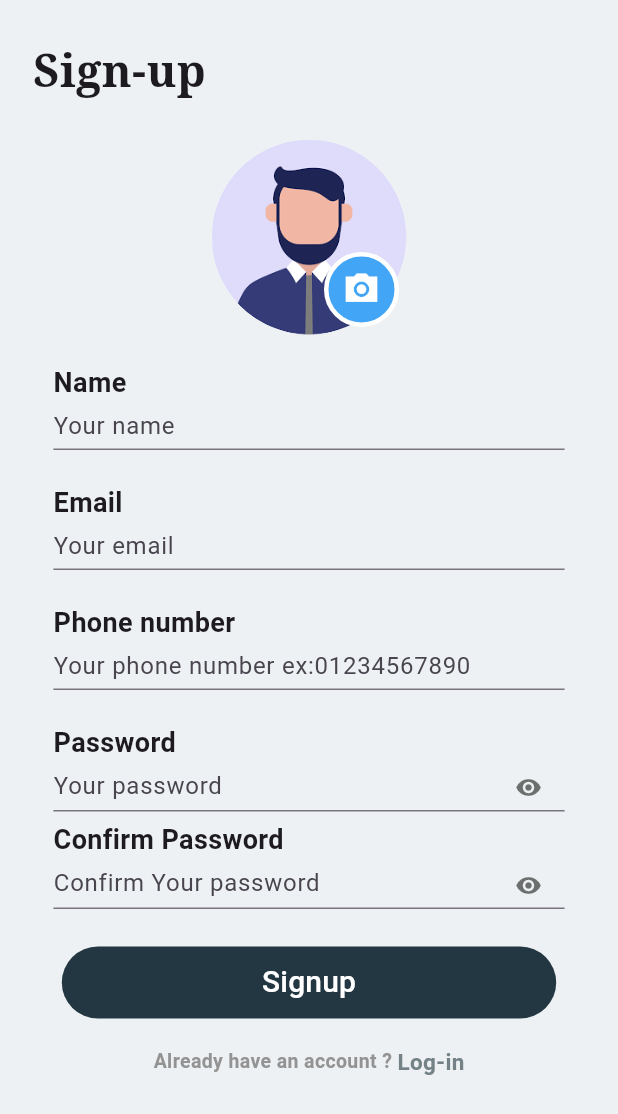
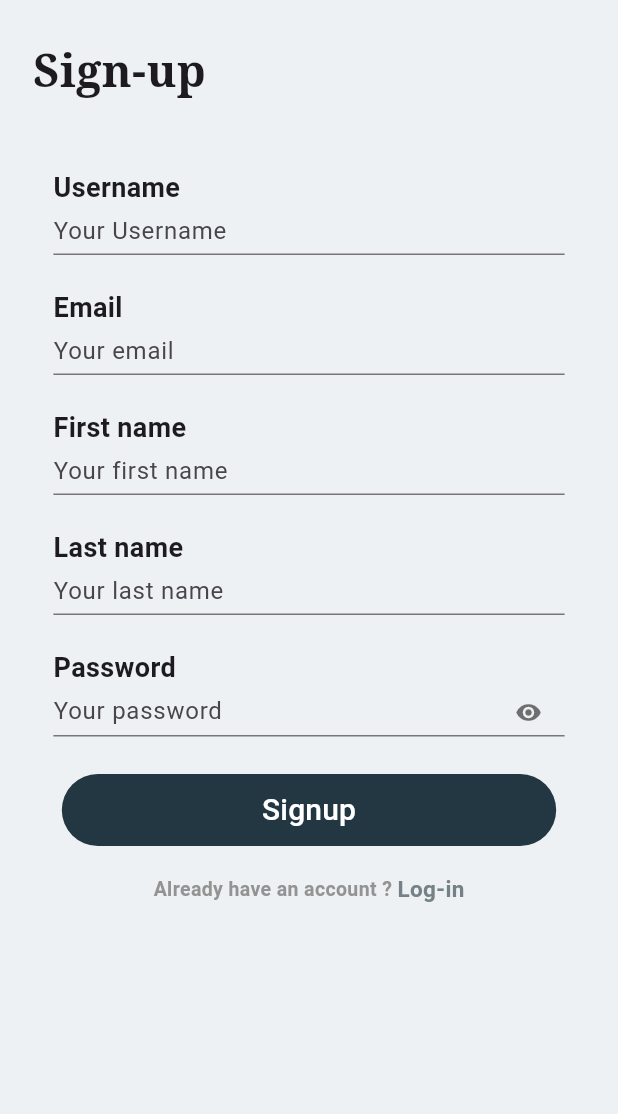
Before and after one commit to Benbakreti0Amine/flutter_api_cubit, a Flutter app: the SignUpScreen screen opened directly, on a phone screen of 412 x 824 dp. Shown: the top 1114 px of the screen. Run offline on Flutter 3.47's test engine with Material 3 defaults, Android fonts, the phone set to English and light mode, and no system bars; our stand-ins replace dio, flutter_bloc, image_picker, jwt_decoder, shared_preferences; accounts and stored records are empty.

```diff
--- a/lib/core/api/end_ponits.dart
+++ b/lib/core/api/end_ponits.dart
@@ -1,7 +1,7 @@
 class EndPoint {
-  static String baseUrl = "https://food-api-omega.vercel.app/api/v1/";
-  static String signIn = "user/signin";
-  static String signUp = "user/signup";
+  static String baseUrl = "http://127.0.0.1:8000/";
+  static String signIn = "users/login/";
+  static String signUp = "users/createuser/";
   static String getUser(dynamic id){
     return "user/get-user/$id";
   }
@@ -9,15 +9,15 @@ class EndPoint {
 
 class ApiKey {
   static String status = "status";
-  static String errorMessage = "ErrorMessage";
+  static String errorMessage = "errorMessage";
   static String email = "email";
   static String password = "password";
   static String token = "token";
   static String id = "id";
   static String message = "message";
-  static String name = "name";
-  static String phone = "phone";
-  static String confirmpass = "confirmPassword";
+  static String name = "username";
+  static String firstname = "first_name";
+  static String lastname = "last_name";
   static String location = "location";
   static String pic = "profilePic";
 }
--- a/lib/core/errors/error_model.dart
+++ b/lib/core/errors/error_model.dart
@@ -1,4 +1,3 @@
-import 'package:happy_tech_mastering_api_with_flutter/core/api/end_ponits.dart';
 
 class ErrorModel {
   final int status;
@@ -7,8 +6,8 @@ class ErrorModel {
   ErrorModel({required this.status, required this.errorMessage});
   factory ErrorModel.fromJson(Map<String, dynamic> jsonData) {
     return ErrorModel(
-      status: jsonData[ApiKey.status],
-      errorMessage: jsonData[ApiKey.errorMessage],
+      status: jsonData["status"],
+      errorMessage: jsonData["errorMessage"],
     );
   }
 }
--- a/lib/cubit/user_cubit.dart
+++ b/lib/cubit/user_cubit.dart
@@ -1,16 +1,17 @@
 import 'package:flutter/material.dart';
 import 'package:flutter_bloc/flutter_bloc.dart';
-import 'package:happy_tech_mastering_api_with_flutter/cache/cachehelper.dart';
-import 'package:happy_tech_mastering_api_with_flutter/core/api/api_consumer.dart';
-import 'package:happy_tech_mastering_api_with_flutter/core/api/end_ponits.dart';
-import 'package:happy_tech_mastering_api_with_flutter/core/errors/exceptions.dart';
-import 'package:happy_tech_mastering_api_with_flutter/cubit/user_state.dart';
-import 'package:happy_tech_mastering_api_with_flutter/models/get_user_model.dart';
-import 'package:happy_tech_mastering_api_with_flutter/models/user_signin_model.dart';
+
 import 'package:image_picker/image_picker.dart';
 import 'package:jwt_decoder/jwt_decoder.dart';
 
+import '../cache/cachehelper.dart';
+import '../core/api/api_consumer.dart';
+import '../core/api/end_ponits.dart';
+import '../core/errors/exceptions.dart';
+import '../models/get_user_model.dart';
+import '../models/user_signin_model.dart';
 import '../models/user_signup_model.dart';
+import 'user_state.dart';
 
 class UserCubit extends Cubit<UserState> {
   UserCubit(this.api) : super(UserInitial());
@@ -27,15 +28,16 @@ class UserCubit extends Cubit<UserState> {
   XFile? profilePic;
   //Sign up name
   TextEditingController signUpName = TextEditingController();
-  //Sign up phone number
-  TextEditingController signUpPhoneNumber = TextEditingController();
+
+  TextEditingController signUpLastname = TextEditingController();
+  TextEditingController signUpFirstname = TextEditingController();
+
   //Sign up email
   TextEditingController signUpEmail = TextEditingController();
   TextEditingController signUpLocation = TextEditingController();
   //Sign up password
   TextEditingController signUpPassword = TextEditingController();
-  //Sign up confirm password
-  TextEditingController confirmPassword = TextEditingController();
+
   UserSignin? user;
   GetUserModel? user1;
   uploadImage(XFile image) {
@@ -45,26 +47,30 @@ class UserCubit extends Cubit<UserState> {
 
   signUp() async {
     try {
-      print("================================");
-      print(signUpEmail.text);
       emit(SignUpLoading());
       final response = await api.post(
         EndPoint.signUp,
         isFromData: true,
         data: {
-          ApiKey.name: signUpName.text,
-          ApiKey.phone: signUpPhoneNumber.text,
-          ApiKey.email: signUpEmail.text,
-          ApiKey.password: signUpPassword.text,
-          ApiKey.confirmpass: confirmPassword.text,
-          ApiKey.location:
-              '{"name":"methalfa","address":"meet halfa","coordinates":[30.1572709,31.224779]}',
-          ApiKey.pic: await uploadImage(profilePic!)
+          // ApiKey.name: signUpName.text,
+          // ApiKey.firstname: signUpFirstname.text,
+          // ApiKey.lastname: signUpLastname.text,
+          // ApiKey.email: signUpEmail.text,
+          // ApiKey.password: signUpPassword.text,
+          // ApiKey.pic: await uploadImage(profilePic!)
+          "username": "dev",
+          "password": "123",
+          "email": "dev@example.com",
+          "first_name": "moh",
+          "last_name": "ben"
         },
       );
       final signUPModel = UserSignup.fromJson(response);
       emit(SignUpSuccess(message: signUPModel.message));
     } on ServerException catch (e) {
+      print("========================");
+      print(e.errModel.errorMessage);
+      print("========================");
       emit(SignUpFailure(errMessage: e.errModel.errorMessage));
     }
   }
@@ -88,21 +94,29 @@ class UserCubit extends Cubit<UserState> {
     emit(SignInLoading());
     try {
       final response = await api.post(EndPoint.signIn, data: {
-        ApiKey.email: signInEmail.text,
-        ApiKey.password: signInPassword.text,
+        // ApiKey.email: signInEmail.text,
+        // ApiKey.password: signInPassword.text,
+        "email": "m.benbakreti@esi-sba.dz",
+        "password": "1234",
       });
+      // print(response);
+      // print("=====================================");
       user = UserSignin.fromJson(response);
 
       try {
         final decodedToken = JwtDecoder.decode(user!.token);
         CacheHelper().saveData(key: ApiKey.token, value: user!.token);
-        CacheHelper().saveData(key: ApiKey.id, value: decodedToken[ApiKey.id]);
-        print(decodedToken[ApiKey.id]);
+        CacheHelper().saveData(key: ApiKey.id, value: decodedToken["user_id"]);
+        print(decodedToken["user_id"]);
         emit(SignInSuccess());
       } catch (e) {
         emit(SignInFailure(errMessage: 'Invalid JWT token format'));
       }
     } on ServerException catch (e) {
+      print("===============================");
+      print(e.errModel.errorMessage);
+      print("===============================");
+
       emit(SignInFailure(errMessage: e.errModel.errorMessage));
     }
   }
--- a/lib/cubit/user_state.dart
+++ b/lib/cubit/user_state.dart
@@ -1,4 +1,5 @@
-import 'package:happy_tech_mastering_api_with_flutter/models/get_user_model.dart';
+
+import '../models/get_user_model.dart';
 
 class UserState {}
 
--- a/lib/models/get_user_model.dart
+++ b/lib/models/get_user_model.dart
@@ -1,8 +1,9 @@
 
-import 'package:happy_tech_mastering_api_with_flutter/core/api/end_ponits.dart';
+
+import '../core/api/end_ponits.dart';
 
 class GetUserModel {
-  final String name;
+  final String username;
   final String phone;
   final String email;
   final String profilePic;
@@ -10,15 +11,15 @@ class GetUserModel {
 
   GetUserModel(
       {
-      required this.name,
+      required this.username,
       required this.phone,
       required this.email,
       required this.profilePic,
       required this.location});
   factory GetUserModel.fromJson(Map<String, dynamic> jsonData) {
     return GetUserModel(
-        name: jsonData['user'][ApiKey.name],
-        phone: jsonData['user'][ApiKey.phone],
+        username: jsonData['user'][ApiKey.name],
+        phone: jsonData['user'][ApiKey.firstname],
         email: jsonData['user'][ApiKey.email],
         profilePic: jsonData['user'][ApiKey.pic],
         location: jsonData['user'][ApiKey.location]);
--- a/lib/models/user_signin_model.dart
+++ b/lib/models/user_signin_model.dart
@@ -1,4 +1,5 @@
-import 'package:happy_tech_mastering_api_with_flutter/core/api/end_ponits.dart';
+
+import '../core/api/end_ponits.dart';
 
 class UserSignin{
   final String message;
@@ -6,6 +7,6 @@ class UserSignin{
 
   UserSignin({required this.message, required this.token});
   factory UserSignin.fromJson(Map<String,dynamic> jsonData){
-    return UserSignin(message: jsonData[ApiKey.message], token: jsonData[ApiKey.token]);
+    return UserSignin(message: jsonData[ApiKey.message], token: jsonData[ApiKey.token]["access"]);
   }
 }//
--- a/lib/models/user_signup_model.dart
+++ b/lib/models/user_signup_model.dart
@@ -1,4 +1,5 @@
-import 'package:happy_tech_mastering_api_with_flutter/core/api/end_ponits.dart';
+
+import '../core/api/end_ponits.dart';
 
 class UserSignup {
   final String message;
--- a/lib/screens/profile_screen.dart
+++ b/lib/screens/profile_screen.dart
@@ -32,7 +32,7 @@ class ProfileScreen extends StatelessWidget {
 
                         //! Name
                         ListTile(
-                          title: Text(state.user.name),
+                          title: Text(state.user.username),
                           leading: Icon(Icons.person),
                         ),
                         const SizedBox(height: 16),
--- a/lib/screens/sign_up_screen.dart
+++ b/lib/screens/sign_up_screen.dart
@@ -110,14 +110,14 @@
 // }
 import 'package:flutter/material.dart';
 import 'package:flutter_bloc/flutter_bloc.dart';
-import 'package:happy_tech_mastering_api_with_flutter/cubit/user_cubit.dart';
-import 'package:happy_tech_mastering_api_with_flutter/cubit/user_state.dart';
-import 'package:happy_tech_mastering_api_with_flutter/widgets/already_have_an_account_widget.dart';
-import 'package:happy_tech_mastering_api_with_flutter/widgets/custom_form_button.dart';
-import 'package:happy_tech_mastering_api_with_flutter/widgets/custom_input_field.dart';
-import 'package:happy_tech_mastering_api_with_flutter/widgets/page_header.dart';
-import 'package:happy_tech_mastering_api_with_flutter/widgets/page_heading.dart';
-import 'package:happy_tech_mastering_api_with_flutter/widgets/pick_image_widget.dart';
+
+import '../cubit/user_cubit.dart';
+import '../cubit/user_state.dart';
+import '../widgets/already_have_an_account_widget.dart';
+import '../widgets/custom_form_button.dart';
+import '../widgets/custom_input_field.dart';
+import '../widgets/page_heading.dart';
+
 
 class SignUpScreen extends StatelessWidget {
   const SignUpScreen({Key? key}) : super(key: key);
@@ -147,12 +147,12 @@ class SignUpScreen extends StatelessWidget {
                   children: [
                     const PageHeading(title: 'Sign-up'),
                     //! Image
-                    const PickImageWidget(),
+                    // const PickImageWidget(),
                     const SizedBox(height: 16),
                     //! Name
                     CustomInputField(
-                      labelText: 'Name',
-                      hintText: 'Your name',
+                      labelText: 'Username',
+                      hintText: 'Your Username',
                       isDense: true,
                       controller: context.read<UserCubit>().signUpName,
                     ),
@@ -167,10 +167,17 @@ class SignUpScreen extends StatelessWidget {
                     const SizedBox(height: 16),
                     //! Phone Number
                     CustomInputField(
-                      labelText: 'Phone number',
-                      hintText: 'Your phone number ex:01234567890',
+                      labelText: 'First name',
+                      hintText: 'Your first name',
                       isDense: true,
-                      controller: context.read<UserCubit>().signUpPhoneNumber,
+                      controller: context.read<UserCubit>().signUpFirstname,
+                    ),
+                    const SizedBox(height: 16),
+                    CustomInputField(
+                      labelText: 'Last name',
+                      hintText: 'Your last name',
+                      isDense: true,
+                      controller: context.read<UserCubit>().signUpLastname,
                     ),
                     const SizedBox(height: 16),
                     //! Password
@@ -183,14 +190,7 @@ class SignUpScreen extends StatelessWidget {
                       controller: context.read<UserCubit>().signUpPassword,
                     ),
                     //! Confirm Password
-                    CustomInputField(
-                      labelText: 'Confirm Password',
-                      hintText: 'Confirm Your password',
-                      isDense: true,
-                      obscureText: true,
-                      suffixIcon: true,
-                      controller: context.read<UserCubit>().confirmPassword,
-                    ),//
+
                     const SizedBox(height: 22),
                     //!Sign Up Button
                     state is SignUpLoading
--- a/lib/widgets/dont_have_an_account.dart
+++ b/lib/widgets/dont_have_an_account.dart
@@ -1,5 +1,6 @@
 import 'package:flutter/material.dart';
-import 'package:happy_tech_mastering_api_with_flutter/screens/sign_up_screen.dart';
+
+import '../screens/sign_up_screen.dart';
 
 class DontHaveAnAccountWidget extends StatelessWidget {
   const DontHaveAnAccountWidget({
--- a/lib/widgets/pick_image_widget.dart
+++ b/lib/widgets/pick_image_widget.dart
@@ -2,9 +2,11 @@ import 'dart:io';
 
 import 'package:flutter/material.dart';
 import 'package:flutter_bloc/flutter_bloc.dart';
-import 'package:happy_tech_mastering_api_with_flutter/cubit/user_cubit.dart';
-import 'package:happy_tech_mastering_api_with_flutter/cubit/user_state.dart';
+
 import 'package:image_picker/image_picker.dart';
+
+import '../cubit/user_cubit.dart';
+import '../cubit/user_state.dart';
 
 class PickImageWidget extends StatelessWidget {
   const PickImageWidget({
```
Also changed, not shown: lib/core/api/dio_consumer.dart (+20 -5 lines), lib/core/errors/exceptions.dart (+18 -1 lines), lib/main.dart (+6 -5 lines), lib/screens/sign_in_screen.dart (+17 -16 lines).
